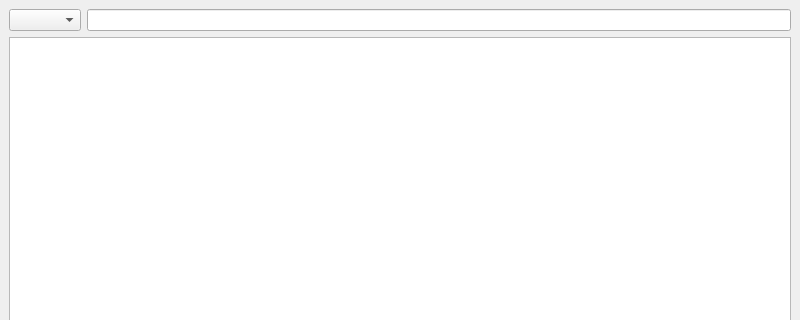
The window that src/ui/advanced_search/window.ui (luanws/bible-projector) describes before a commit, drawn with Qt 5; both pictures show x 0 to 800 and y 0 to 320 of the 800 by 600 pixel window.
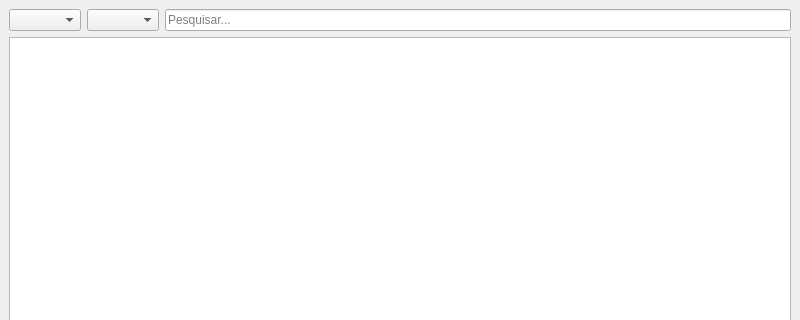
The same window after the commit.

Commit message: feat(ui/advanced_search): filtro de livros

What changed in the file:
```diff
--- a/src/ui/advanced_search/window.ui
+++ b/src/ui/advanced_search/window.ui
@@ -21,7 +21,14 @@
        <widget class="QComboBox" name="versions_combo_box"/>
       </item>
       <item>
-       <widget class="QLineEdit" name="search_line_edit"/>
+       <widget class="QComboBox" name="books_combo_box"/>
+      </item>
+      <item>
+       <widget class="QLineEdit" name="search_line_edit">
+        <property name="placeholderText">
+         <string>Pesquisar...</string>
+        </property>
+       </widget>
       </item>
      </layout>
     </item>
```
The commit also changes 4 other files.
